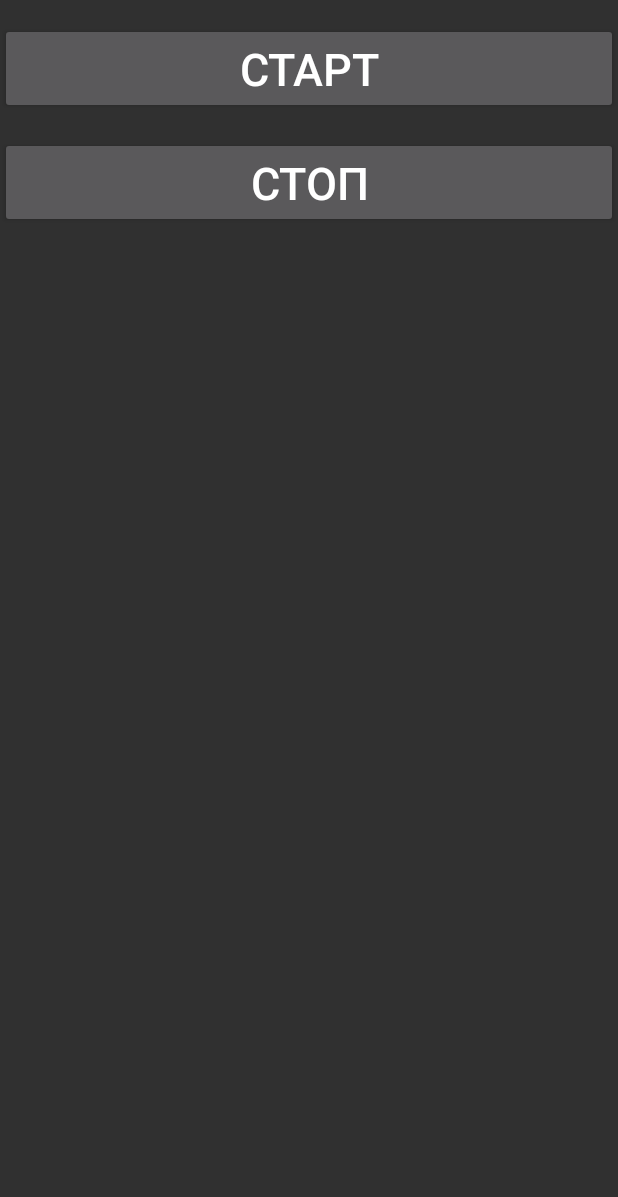
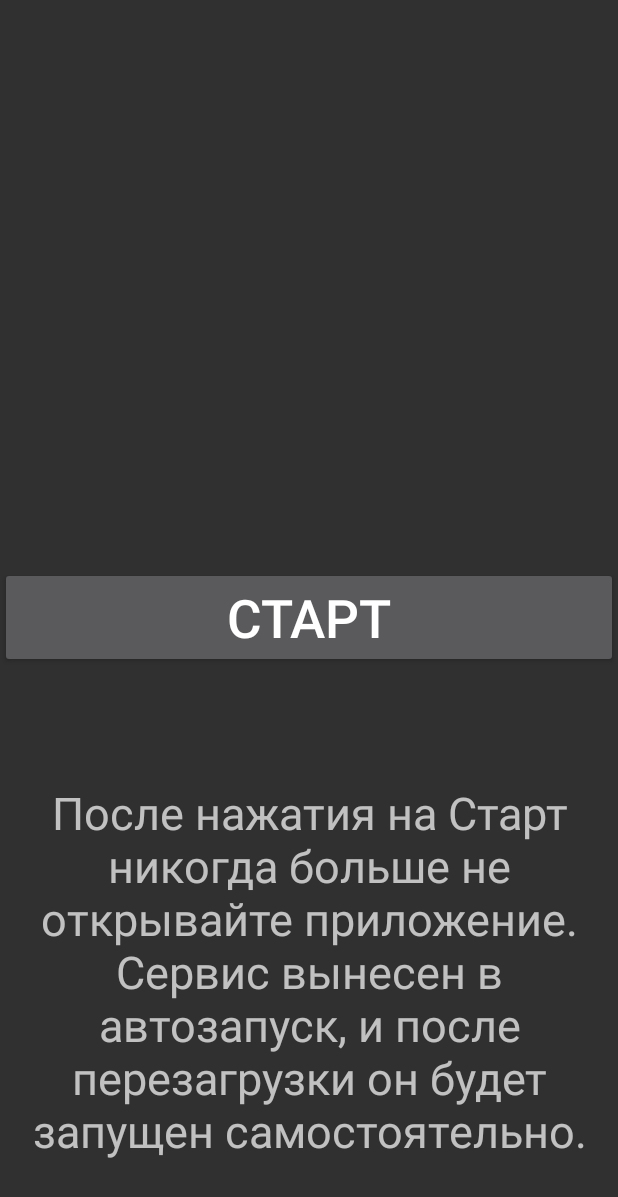
Before and after one commit to StepanProCoder/mentalholterrepo, an Android app: the layout activity_main.xml on its own in the app's theme, with its tools: preview values and no code run, on a phone screen of 412 x 824 dp. Shown: the top 1197 px of the screen. Run offline under Robolectric (Android 15) with nearby library versions, the phone set to English and light mode, and no system bars.

```diff
--- a/app/src/main/res/layout/activity_main.xml
+++ b/app/src/main/res/layout/activity_main.xml
@@ -1,24 +1,26 @@
 <?xml version="1.0" encoding="utf-8"?>
 
-<LinearLayout android:layout_width="match_parent" android:layout_height="match_parent"
-    xmlns:android="http://schemas.android.com/apk/res/android"
-    android:orientation="vertical">
-
+<RelativeLayout xmlns:android="http://schemas.android.com/apk/res/android"
+    android:id="@+id/relativeLayout1"
+    android:layout_width="fill_parent"
+    android:layout_height="fill_parent" >
 
     <Button
         android:id="@+id/startbtn"
         android:layout_width="match_parent"
         android:layout_height="wrap_content"
-        android:text="СТАРТ"
-        android:textSize="30dp"
-        android:layout_marginTop="15dp"/>
+        android:layout_centerVertical="true"
+        android:layout_centerHorizontal="true"
+        android:textSize="35sp"
+        android:text="СТАРТ" />
 
-    <Button
-        android:id="@+id/stopbtn"
-        android:layout_width="match_parent"
+    <TextView
+        android:layout_width="wrap_content"
         android:layout_height="wrap_content"
-        android:text="СТОП"
-        android:textSize="30dp"
-        android:layout_marginTop="15dp"/>
+        android:layout_alignParentBottom="true"
+        android:layout_marginBottom="50sp"
+        android:gravity="center"
+        android:text="@string/text2"
+        android:textSize="30sp" />
 
-</LinearLayout>
+</RelativeLayout>
--- a/app/src/main/res/values/strings.xml
+++ b/app/src/main/res/values/strings.xml
@@ -1,4 +1,5 @@
 <resources>
     <string name="app_name">MentalHolter</string>
     <string name="text">Нажимая "Начать работу", вы подтверждаете, что являетесь родственником/законным представителем/лечащим врачом больного и даете согласие на использование данного приложения, а также берёте всю ответственность на себя. STaple.Dev не хранит информацию о разговорах больного, а лишь передаёт её тому лицу, которое было указано.</string>
+    <string name="text2">После нажатия на "Старт" никогда больше не открывайте приложение. Сервис вынесен в автозапуск, и после перезагрузки он будет запущен самостоятельно.</string>
 </resources>
```
Also changed, not shown: app/src/main/java/com/stapledev/mentalholter/MainActivity.java (+40 -39 lines), app/src/main/java/com/stapledev/mentalholter/ProcessService.java (+12 -1 lines), 4 other files.
